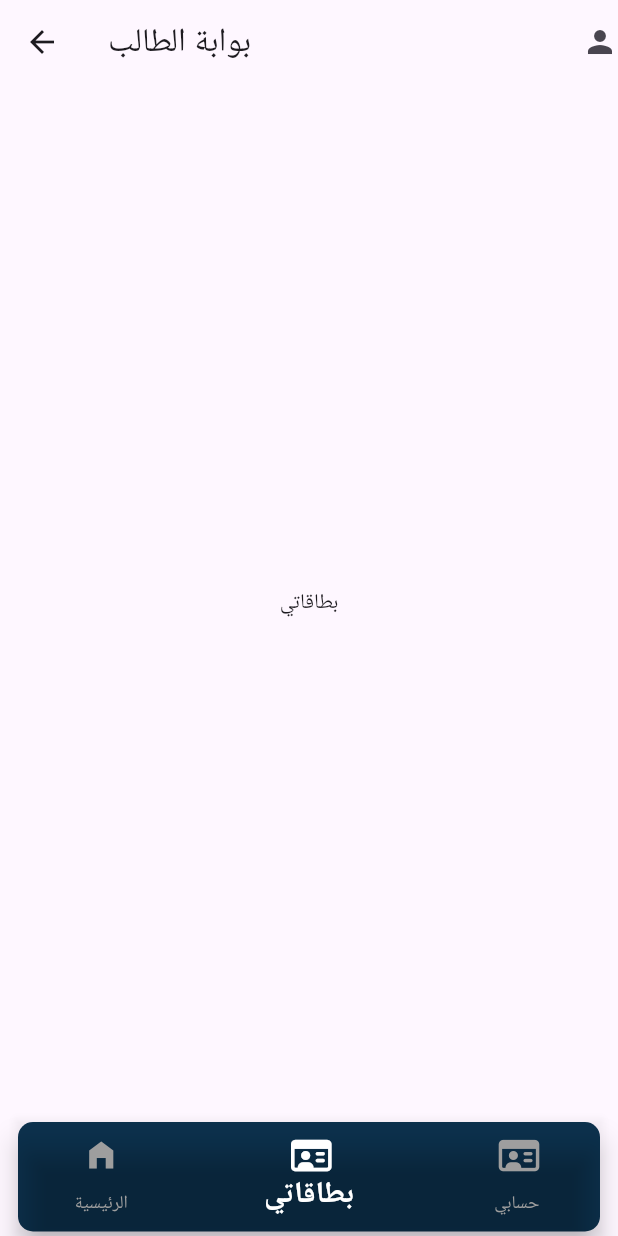
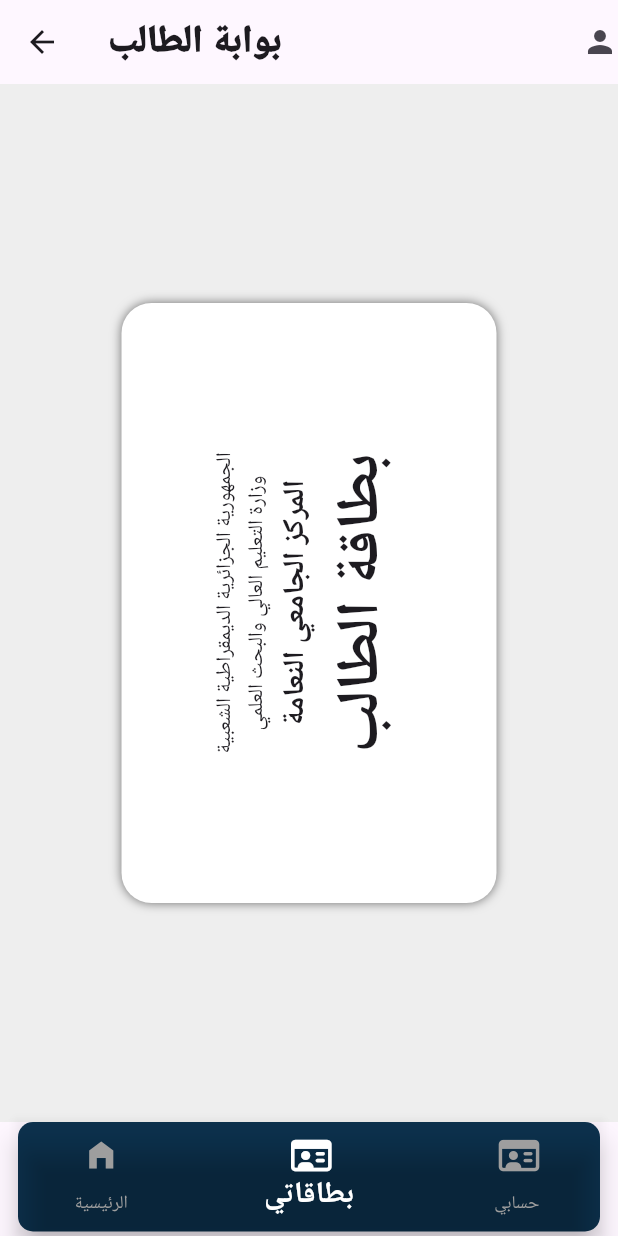
Before and after one commit to BenslimaneAlaEddine/progres, a Flutter app: the Home screen opened directly, item 2 of the bottom bar chosen, on a phone screen of 412 x 824 dp. Run offline on Flutter 3.47's test engine with Material 3 defaults, Android fonts, the light colour scheme and no system bars; drawn by our look-alikes of flip_card; our stand-ins replace font_awesome_flutter.

Commit message:
Add card + interact with card to heart

```diff
--- /dev/null
+++ b/lib/card_page.dart
@@ -0,0 +1,133 @@
+// import 'dart:nativewrappers/_internal/vm/lib/ffi_allocation_patch.dart';
+
+import 'package:flip_card/flip_card.dart';
+import 'package:flip_card/flip_card_controller.dart';
+import 'package:flutter/material.dart';
+import 'dart:math';
+
+void main() => runApp(MaterialApp(home: FlipCardDemoState()));
+
+class FlipCardDemoState extends StatelessWidget {
+  final GlobalKey<FlipCardState> cardKey = GlobalKey<FlipCardState>();
+
+  @override
+  Widget build(BuildContext context) {
+    return Scaffold(
+      backgroundColor: Colors.grey[200],
+      body: Center(
+        child: GestureDetector(
+          onVerticalDragEnd: (a) {
+            cardKey.currentState!.toggleCard();
+          },
+          child: RotatedBox(
+            quarterTurns: 3,
+            child: FlipCard(
+              key: cardKey,
+              direction: FlipDirection.VERTICAL,
+              flipOnTouch: false,
+              // fill: Fill.fillBack,
+              speed: 1300,
+              front: Container(
+                padding: const EdgeInsets.all(8),
+                width: 400,
+                //450
+                height: 250,
+                // 300
+                decoration: const BoxDecoration(
+                    color: Colors.white,
+                    borderRadius: BorderRadius.all(Radius.circular(20)),
+                    boxShadow: [
+                      BoxShadow(
+                        color: Colors.black54,
+                        // offset: Offset(0, 0),
+                        blurRadius: 5,
+                      )
+                    ]),
+                child: const Column(
+                  mainAxisAlignment: MainAxisAlignment.center,
+                  children: [
+                    Text("الجمهورية الجزائرية الديمقراطية الشعبية"),
+                    Text("وزارة التعليم العالي والبحث العلمي"),
+                    Text(
+                      "المركز الجامعي النعامة",
+                      style: TextStyle(
+                        fontSize: 20,
+                        fontWeight: FontWeight.bold,
+                      ),
+                    ),
+                    Text(
+                      "بطاقة الطالب",
+                      style: TextStyle(
+                        fontSize: 40,
+                        fontWeight: FontWeight.bold,
+                      ),
+                    )
+                  ],
+                ),
+              ),
+              back: Container(
+                padding: const EdgeInsets.all(8),
+                width: 400,
+                //450
+                height: 250,
+                // 300
+                decoration: const BoxDecoration(
+                    color: Colors.white,
+                    borderRadius: BorderRadius.all(Radius.circular(20)),
+                    boxShadow: [
+                      BoxShadow(
+                        color: Colors.black54,
+                        // offset: Offset(0, 0),
+                        blurRadius: 5,
+                      )
+                    ]),
+                child: const Column(
+                  mainAxisAlignment: MainAxisAlignment.center,
+                  children: [
+                    Text("الجمهورية الجزائرية الديمقراطية الشعبية"),
+                    Text("وزارة التعليم العالي والبحث العلمي"),
+                    Text(
+                      "بطاقة النقل",
+                      style: TextStyle(
+                        fontSize: 40,
+                        fontWeight: FontWeight.bold,
+                      ),
+                    )
+                  ],
+                ),
+              ),
+            ),
+          ),
+        ),
+      ),
+    );
+  }
+
+// Widget _buildFront() {
+//   return Container(
+//     width: 250,
+//     height: 150,
+//     decoration: BoxDecoration(
+//       color: Colors.blue,
+//       borderRadius: BorderRadius.circular(12),
+//     ),
+//     alignment: Alignment.center,
+//     child: Text("وجه أمامي",
+//         style: TextStyle(color: Colors.white, fontSize: 24)),
+//   );
+// }
+//
+// Widget _buildBack() {
+//   return Container(
+//     width: 250,
+//     height: 150,
+//     decoration: BoxDecoration(
+//       color: Colors.orange,
+//       borderRadius: BorderRadius.circular(12),
+//     ),
+//     alignment: Alignment.center,
+//     child:
+//         Text("وجه خلفي", style: TextStyle(color: Colors.white, fontSize: 24)),
+//   );
+// }
+}
--- a/lib/home.dart
+++ b/lib/home.dart
@@ -1,6 +1,7 @@
 import 'package:flutter/material.dart';
 import 'package:font_awesome_flutter/font_awesome_flutter.dart';
-import 'package:progres/page_home.dart';
+import 'package:progres/card_page.dart';
+import 'package:progres/home_page.dart';
 
 import 'home_bottom_navigation_bar.dart';
 
@@ -153,9 +154,7 @@ class HomeState extends State<Home> {
     Size size = MediaQuery.of(context).size;
     List<Widget> page = [
       PageHome(size: size, elements: elements),
-      const Center(
-        child: Text("بطاقاتي"),
-      ),
+      FlipCardDemoState(),
       const Center(
         child: Text("حسابي"),
       ),
@@ -164,11 +163,10 @@ class HomeState extends State<Home> {
     return SafeArea(
       child: Scaffold(
         appBar: AppBar(
-          // toolbarHeight: 150,
           title: const Align(
             alignment: Alignment.topLeft,
             child: Text(
-              "بوابة الطالب",
+              "بوابة الطالب",style: TextStyle(fontWeight: FontWeight.w900,fontSize: 25),
             ),
           ),
           actions: const [Icon(Icons.person)],
--- a/lib/home_bottom_navigation_bar.dart
+++ b/lib/home_bottom_navigation_bar.dart
@@ -28,10 +28,12 @@ class HomeBottomNavigationBar extends StatelessWidget {
           BottomNavigationBarItem(
             icon: Icon(FontAwesomeIcons.idCard),
             label: "بطاقاتي",
+            backgroundColor: Colors.transparent,
           ),
           BottomNavigationBarItem(
             icon: Icon(FontAwesomeIcons.idCard),
             label: "حسابي",
+            backgroundColor: Colors.transparent,
           )
         ]);
   }
--- a/pubspec.yaml
+++ b/pubspec.yaml
@@ -35,6 +35,7 @@ dependencies:
   # The following adds the Cupertino Icons font to your application.
   # Use with the CupertinoIcons class for iOS style icons.
   cupertino_icons: ^1.0.8
+  flip_card: ^0.7.0
 
 dev_dependencies:
   flutter_test:
```
Also changed, not shown: lib/home_page.dart (renamed from lib/page_home.dart), pubspec.lock.
